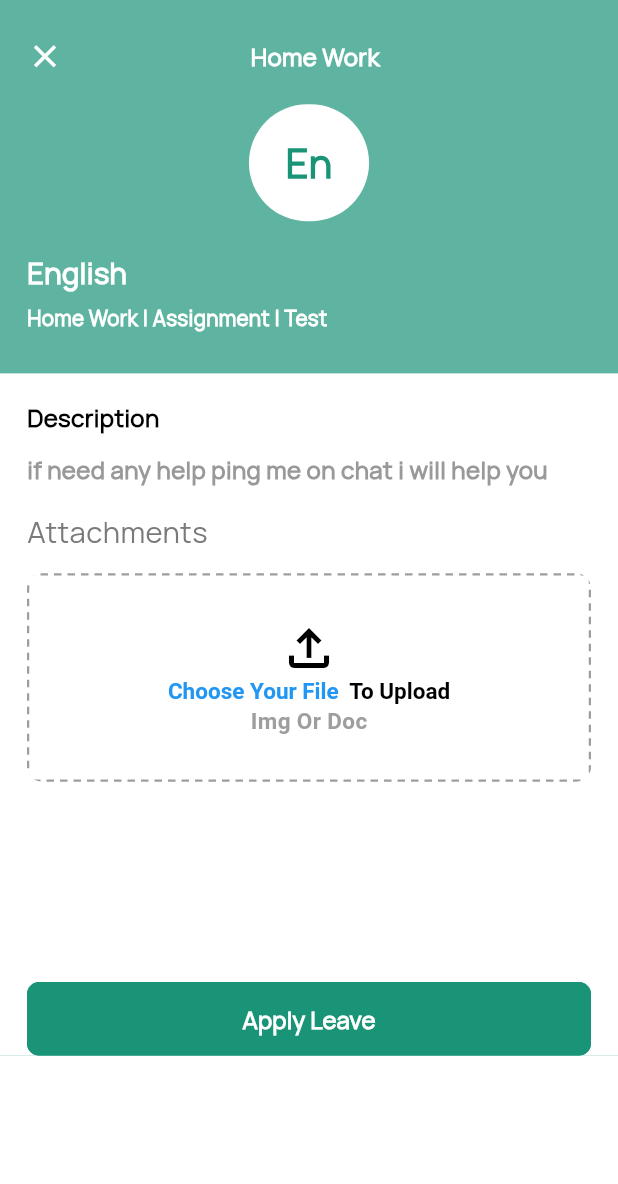
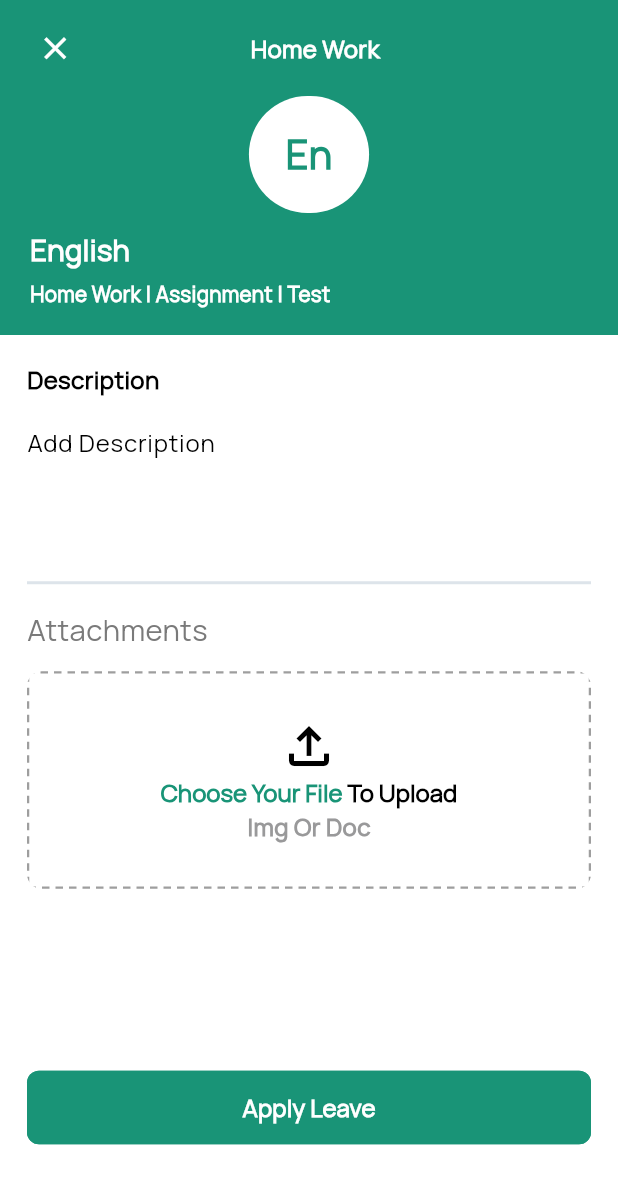
Before and after one commit to flutterDeveloper2206/schoolxon, a Flutter app: the screen it shows after launch, on a phone screen of 412 x 824 dp. Shown: the top 1184 px of the screen. Run offline on Flutter 3.47's test engine with Material 3 defaults, Android fonts, the phone set to English and light mode, and no system bars; drawn by our look-alikes of dotted_border; our stand-ins replace cached_network_image, carousel_slider, connectivity_plus, device_info_plus, file_picker, firebase_messaging and 7 more; missing offline and left inert: html_editor_enhanced; accounts and stored records are empty; project files that could hold a hidden picture were left out.

Commit message:
add screen

```diff
--- a/lib/core/utils/string_constant.dart
+++ b/lib/core/utils/string_constant.dart
@@ -31,6 +31,7 @@ class AppString {
   static const String viewDetails = "View Details";
   static const String noticeBoard = "Notice Board";
   static const String searchSchool = "Search School";
+  static const String addDescription = "Add Description";
   static const String all = "All";
   static const String homework = "Home Work";
   static const String thisMonth = "This Month";
@@ -217,6 +218,9 @@ class AppString {
   static const String max = "Max";
   static const String vacayType = "Vacay type";
   static const String apply = "Apply";
+  static const String chooseFile = 'Choose Your File';
+  static const String toUpload = ' To Upload';
+  static const String imgOrDoc = 'Img Or Doc';
   static const String searchForMore = "Search for more";
   static const String viewMore = "View more";
   static const String daySchedule = "Day schedule";
--- a/lib/presentation/submit_home_work_screen/controller/submit_home_work_screen_controller.dart
+++ b/lib/presentation/submit_home_work_screen/controller/submit_home_work_screen_controller.dart
@@ -4,7 +4,10 @@ import 'dart:io';
 import 'package:get/get.dart';
 import 'package:image_picker/image_picker.dart';
 
+import '../../../core/app_export.dart';
+
 class SubmitHomeWorkScreenController extends GetxController {
+  TextEditingController descriptionController = TextEditingController();
   var progress = 0.0.obs;
   var imageFile = Rx<XFile?>(null);
   Timer? timer;
@@ -26,20 +29,10 @@ class SubmitHomeWorkScreenController extends GetxController {
     selectedImage.value = null;
 
   }
+  void startProgress() {
+    progress.value = 0.0;
 
-  Future<void> pickImage() async {
-    final ImagePicker _picker = ImagePicker();
-    final pickedFile = await _picker.pickImage(source: ImageSource.gallery);
-
-    if (pickedFile != null) {
-      selectedImage.value = File(pickedFile.path);
-      startProgress();
-    }
-  }
-
-
-  void startProgress() {
-  timer=  Timer.periodic(Duration(microseconds: 100000), (timer) {
+    timer=  Timer.periodic(Duration(microseconds: 100000), (timer) {
       if (progress.value >= 1) {
         timer.cancel();
       } else {
@@ -47,4 +40,17 @@ class SubmitHomeWorkScreenController extends GetxController {
       }
     });
   }
+  Future<void> pickImage() async {
+    final ImagePicker _picker = ImagePicker();
+    final pickedFile = await _picker.pickImage(source: ImageSource.gallery);
+
+    if (pickedFile != null) {
+      selectedImage.value = File(pickedFile.path);
+
+      startProgress();
+    }
+  }
+
+
+
 }
--- a/lib/presentation/submit_home_work_screen/submit_home_work_screen.dart
+++ b/lib/presentation/submit_home_work_screen/submit_home_work_screen.dart
@@ -7,6 +7,7 @@ import '../../core/utils/app_fonts.dart';
 import '../../core/utils/image_constant.dart';
 import '../../core/utils/size_utils.dart';
 import '../../core/utils/string_constant.dart';
+import '../../widgets/bouncing_button.dart';
 import '../../widgets/custom_elavated_button.dart';
 import '../../widgets/custom_image_view.dart';
 import 'controller/submit_home_work_screen_controller.dart';
@@ -20,23 +21,16 @@ class SubmitHomeWorkScreen extends GetWidget<SubmitHomeWorkScreenController> {
     return SafeArea(
       child: Scaffold(
         backgroundColor: ColorConstant.primaryWhite,
-        body: Stack(
-          children: [
-            SingleChildScrollView(
-              child: Container(
-                width: MediaQuery.sizeOf(context).width,
-                color: ColorConstant.primaryBlue.withOpacity(.7),
-                child: Padding(
-                  padding: EdgeInsets.only(
-                    top: getHeight(5),
-                  ), // Add padding at the bottom
-                  child: SafeArea(
-                    bottom: false,
+        body: SingleChildScrollView(
           child: Column(
+            mainAxisSize: MainAxisSize.max,
             crossAxisAlignment: CrossAxisAlignment.start,
             children: [
+              Container(color: ColorConstant.primaryBlue,
+                child: Column(
+                  children: [
                     Padding(
-                          padding: EdgeInsets.symmetric(horizontal: getWidth(10)),
+                      padding: EdgeInsets.symmetric(horizontal: getWidth(16)),
                       child: Row(
                         mainAxisAlignment: MainAxisAlignment.spaceBetween,
                         children: [
@@ -94,9 +88,10 @@ class SubmitHomeWorkScreen extends GetWidget<SubmitHomeWorkScreenController> {
                       height: getHeight(10),
                     ),
                     Padding(
-                          padding: const EdgeInsets.symmetric(
-                              vertical: 10, horizontal: 18),
-                          child: Column(
+                      padding: const EdgeInsets.symmetric(horizontal: 20),
+                      child: Row(
+                        children: [
+                          Column(
                             crossAxisAlignment: CrossAxisAlignment.start,
                             children: [
                               Text(
@@ -119,10 +114,18 @@ class SubmitHomeWorkScreen extends GetWidget<SubmitHomeWorkScreenController> {
                               )
                             ],
                           ),
+                        ],
+                      ),
                     ),
                     SizedBox(
                       height: getHeight(5),
                     ),
+                  ],
+                ),
+              ),
+
+
+
               Container(
                 decoration: const BoxDecoration(
                     color: ColorConstant.primaryWhite),
@@ -147,12 +150,19 @@ class SubmitHomeWorkScreen extends GetWidget<SubmitHomeWorkScreenController> {
                           SizedBox(
                             height: getHeight(10),
                           ),
-                                    Text(
-                                      'if need any help ping me on chat i will help you',
-                                      style: PMT.style(16,
-                                          fontColor: ColorConstant.grey9A,
-                                          fontWeight: FontWeight.bold),
+                          TextFormField(
+                            maxLines: 4,
+                            controller: controller.descriptionController,
+                            decoration: InputDecoration(
+                                border: InputBorder.none,
+                                hintText: AppString.addDescription,
+                                hintStyle: PMT.appStyle(14)),
                           ),
+                          Container(
+                            height: 2,
+                            color: ColorConstant.greyE4,
+                          ),
+
                           SizedBox(
                             height: getHeight(15),
                           ),
@@ -193,37 +203,33 @@ class SubmitHomeWorkScreen extends GetWidget<SubmitHomeWorkScreenController> {
                                           )
                                               : Column(
                                             children: [
-                                                        Icon(
+                                              const Icon(
                                                 Icons.file_upload_outlined,
                                                 color: Colors.black,
                                                 size: 40,
                                               ),
                                               RichText(
-                                                          text: const TextSpan(
+                                                text:  TextSpan(
                                                   children: [
                                                     TextSpan(
-                                                                text: 'Choose Your File ',
-                                                                style: TextStyle(
-                                                                    color: Colors.blue,
-                                                                    fontWeight: FontWeight.bold,
-                                                                    fontSize: 15),
+                                                      text: AppString.chooseFile,
+                                                      style: PMT.appStyle(
+                                                          14, fontColor: ColorConstant.primaryBlue,fontWeight: FontWeight.bold),
+
                                                     ),
                                                     TextSpan(
-                                                                text: ' To Upload',
-                                                                style: TextStyle(
-                                                                    color: Colors.black,
-                                                                    fontWeight: FontWeight.bold,
-                                                                    fontSize: 15),
+                                                      text: AppString.toUpload,
+                                                      style:PMT.appStyle(
+                                                          14, fontColor: ColorConstant.primaryBlack,fontWeight: FontWeight.bold),
                                                     ),
                                                   ],
                                                 ),
                                               ),
-                                                        const Text(
-                                                          'Img Or Doc',
-                                                          style: TextStyle(
-                                                              color: Colors.grey,
-                                                              fontWeight: FontWeight.bold,
-                                                              fontSize: 15),
+                                               Text(
+                                                AppString.imgOrDoc,
+                                                style: PMT.appStyle(
+                                                    14, fontColor: ColorConstant.grey9A,fontWeight: FontWeight.bold),
+
                                               ),
                                             ],
                                           ),
@@ -235,15 +241,14 @@ class SubmitHomeWorkScreen extends GetWidget<SubmitHomeWorkScreenController> {
                               ),
                             ),
                           ),
+
                           SizedBox(
                             height: getHeight(20),
                           ),
                           Obx(
                                 () {
-                                        print('Selected Image: ${controller.selectedImage.value}');
-                                        print('Progress: ${controller.progress.value}');
                               return controller.selectedImage.value != null &&
-                                            controller.progress.value <= 1
+                                  controller.progress.value < 1.8
                                   ? Container(
                                 decoration: BoxDecoration(
                                   borderRadius: BorderRadius.circular(20),
@@ -267,19 +272,17 @@ class SubmitHomeWorkScreen extends GetWidget<SubmitHomeWorkScreenController> {
                                             children: [
                                               Text(
                                                 controller.selectedImage.value!.path.split('/').last,
-                                                          style: PMT.style(0).copyWith(
-                                                            color: ColorConstant.primaryBlack,
+                                                style: PMT.appStyle(13,
+                                                  fontColor: ColorConstant.primaryBlack,
                                                   fontWeight: FontWeight.bold,
-                                                            fontSize: getFontSize(13),
-                                                          ),
-                                                        ),
+                                                )),
                                               Text(
                                                 '${(controller.selectedImage.value!.lengthSync() / 1024).toStringAsFixed(0)} KB',
-                                                          style: PMT.style(0).copyWith(
-                                                            color: ColorConstant.grey7A,
-                                                            fontWeight: FontWeight.w400,
-                                                            fontSize: getFontSize(12),
-                                                          ),
+                                                style: PMT.appStyle(12,
+                                                  fontColor: ColorConstant.grey7A,
+                                                  fontWeight: FontWeight.bold,
+                                                )
+
                                               ),
                                             ],
                                           ),
@@ -296,13 +299,16 @@ class SubmitHomeWorkScreen extends GetWidget<SubmitHomeWorkScreenController> {
                                                   size: 24,
                                                 ),
                                               ),
-                                                        Text(
+                                              (controller.progress.value * 100).toStringAsFixed(0) ==
+                                                  '100'
+                                                  ? const SizedBox.shrink()
+                                                  : Text(
                                                 '${(controller.progress.value * 100).toStringAsFixed(0)}%',
-                                                          style: PMT.style(0).copyWith(
-                                                            color: ColorConstant.grey7A,
+                                                style: PMT.appStyle(12,
+                                                  fontColor: ColorConstant.grey7A,
                                                   fontWeight: FontWeight.bold,
-                                                            fontSize: getFontSize(12),
-                                                          ),
+                                                )
+
                                               ),
                                             ],
                                           ),
@@ -311,33 +317,41 @@ class SubmitHomeWorkScreen extends GetWidget<SubmitHomeWorkScreenController> {
                                       SizedBox(
                                         height: getHeight(15),
                                       ),
-                                                LinearProgressIndicator(
+                                      (controller.progress.value * 100).toStringAsFixed(0) == '100'
+                                          ? const SizedBox.shrink()
+                                          : LinearProgressIndicator(
                                         value: controller.progress.value,
                                         minHeight: 6.0,
                                         backgroundColor: Colors.white,
-                                                  valueColor: AlwaysStoppedAnimation<Color>(
-                                                    Colors.blueAccent,
+                                        valueColor: const AlwaysStoppedAnimation<Color>(
+                                          ColorConstant.primaryBlue,
                                         ),
                                       ),
-                                                SizedBox(height: 10),
+                                      (controller.progress.value * 100).toStringAsFixed(0) == '100'
+                                          ? const SizedBox.shrink()
+                                          : const SizedBox(height: 10),
                                     ],
                                   ),
                                 ),
                               )
-                                            : SizedBox.shrink();
+                                  : const SizedBox.shrink();
                             },
                           ),
                           SizedBox(
-                                      height: getHeight(100),
+                            height: getHeight(80),
                           ),
-                                    AppElevatedButton(
+                          Padding(
+                            padding: const EdgeInsets.symmetric(vertical: 10),
+                            child: AppElevatedButton(
                               buttonName: AppString.applyLeave,
                               onPressed: () {},
                               buttonColor: ColorConstant.primaryBlue,
-                                    )
+                            ),
+                          ),
                         ],
                       ),
                     ),
+
                   ],
                 ),
               ),
@@ -345,11 +359,6 @@ class SubmitHomeWorkScreen extends GetWidget<SubmitHomeWorkScreenController> {
           ),
         ),
       ),
-              ),
-            ),
-          ],
-        ),
-      ),
     );
   }
 }
```
Lines whose indentation alone changed are shown as unchanged.
